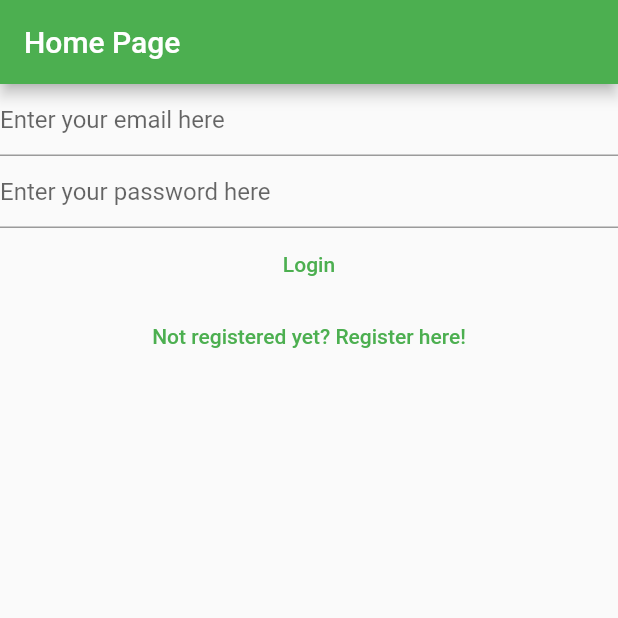
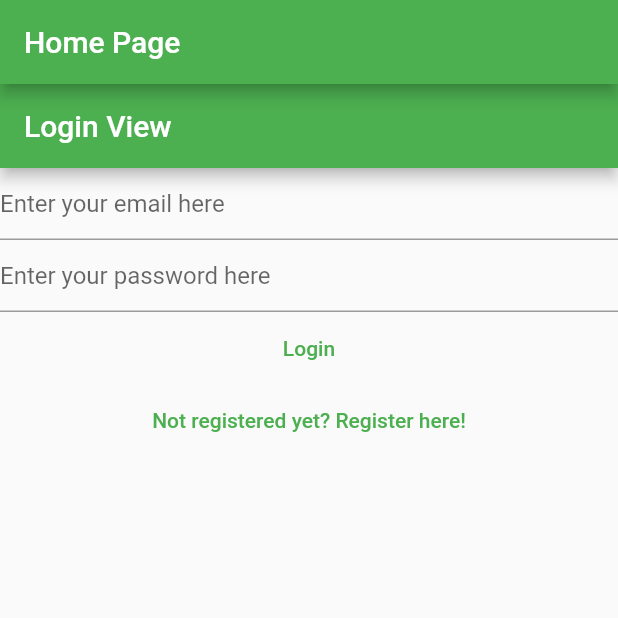
Before and after one commit to Haya426/Dart_Inter, a Flutter app: the screen it shows after launch, on a phone screen of 412 x 824 dp, the top half of it. Run offline on Flutter 3.47's test engine with Material 2 defaults, Android fonts, the phone set to English and light mode, and no system bars; our stand-ins replace firebase_auth, firebase_core; accounts and stored records are empty.

Commit message:
link between login and register view

```diff
--- a/lib/views/login_view.dart
+++ b/lib/views/login_view.dart
@@ -29,7 +29,9 @@ class _LoginViewState extends State<LoginView> {
   }
   @override
   Widget build(BuildContext context) {
-    return Column(
+    return Scaffold(
+      appBar: AppBar(title: const Text('Login View'),),
+      body: Column(
             children: [
               TextField(
                 controller: _email,
@@ -75,6 +77,7 @@ class _LoginViewState extends State<LoginView> {
                   (route) => false)
               }, child: const Text('Not registered yet? Register here!'))
             ],
-          );
+          ),
+    );
   }
   }
--- a/lib/views/register_view.dart
+++ b/lib/views/register_view.dart
@@ -70,6 +70,12 @@ class _RegisterViewState extends State<RegisterView> {
                 },
                 child: const Text('Register'),
               ),
+              TextButton(onPressed: ()=>{
+                 Navigator.of(context).pushNamedAndRemoveUntil(
+                 '/login/' ,
+                  (route) => false)
+
+              }, child: const Text('Already registered! Login here'))
             ],
           )
            );
```
